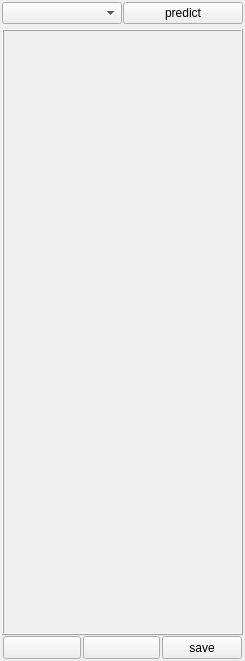
Qt form cat/gui/sidebar/AtAnnotationWidget.ui (manerotoni/afw) before a commit.
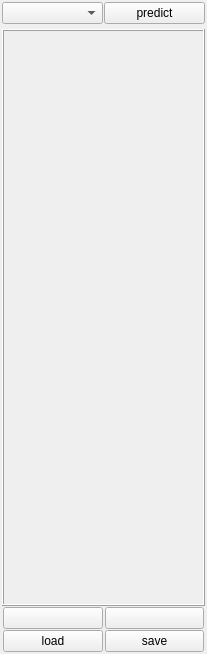
The same form after that commit. Icons and pictures are not drawn.

Commit message: loadclassifier dialog added

Diff of the .ui file:
```diff
--- a/cat/gui/sidebar/AtAnnotationWidget.ui
+++ b/cat/gui/sidebar/AtAnnotationWidget.ui
@@ -6,8 +6,8 @@
    <rect>
     <x>0</x>
     <y>0</y>
-    <width>245</width>
-    <height>661</height>
+    <width>207</width>
+    <height>654</height>
    </rect>
   </property>
   <property name="windowTitle">
@@ -115,7 +115,7 @@
       <property name="verticalSpacing">
        <number>1</number>
       </property>
-      <item row="0" column="2">
+      <item row="1" column="1">
        <widget class="QPushButton" name="saveBtn">
         <property name="sizePolicy">
          <sizepolicy hsizetype="Preferred" vsizetype="Preferred">
@@ -135,8 +135,31 @@
         </property>
        </widget>
       </item>
+      <item row="1" column="0">
+       <widget class="QPushButton" name="loadBtn">
+        <property name="sizePolicy">
+         <sizepolicy hsizetype="Preferred" vsizetype="Preferred">
+          <horstretch>0</horstretch>
+          <verstretch>0</verstretch>
+         </sizepolicy>
+        </property>
+        <property name="toolTip">
+         <string>&lt;html&gt;&lt;head/&gt;&lt;body&gt;&lt;p&gt;Load&lt;/p&gt;&lt;p&gt;Load a classifier from file.&lt;/p&gt;&lt;/body&gt;&lt;/html&gt;</string>
+        </property>
+        <property name="text">
+         <string>load</string>
+        </property>
+        <property name="icon">
+         <iconset resource="../../../qrc/cat_rc.qrc">
+          <normaloff>:/load_classifier.png</normaloff>:/load_classifier.png</iconset>
+        </property>
+        <property name="checkable">
+         <bool>false</bool>
+        </property>
+       </widget>
+      </item>
       <item row="0" column="1">
-       <widget class="QToolButton" name="removeAllBtn">
+       <widget class="QPushButton" name="removeAllBtn">
         <property name="sizePolicy">
          <sizepolicy hsizetype="Preferred" vsizetype="Preferred">
           <horstretch>0</horstretch>
@@ -156,7 +179,7 @@
        </widget>
       </item>
       <item row="0" column="0">
-       <widget class="QToolButton" name="removeBtn">
+       <widget class="QPushButton" name="removeBtn">
         <property name="sizePolicy">
          <sizepolicy hsizetype="Preferred" vsizetype="Preferred">
           <horstretch>0</horstretch>
```
The commit also changes 6 other files.
